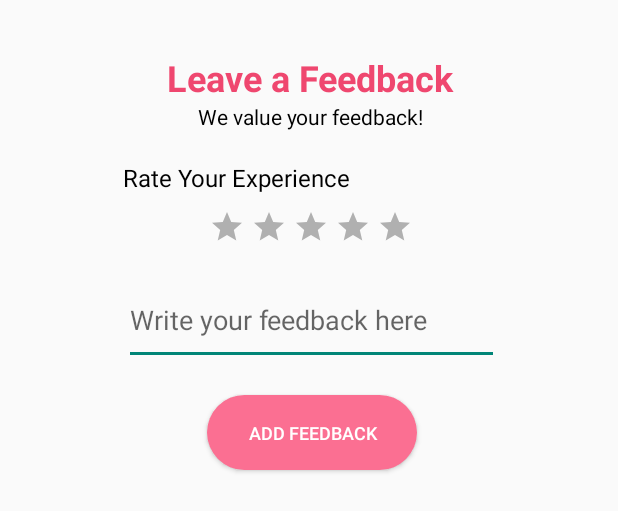
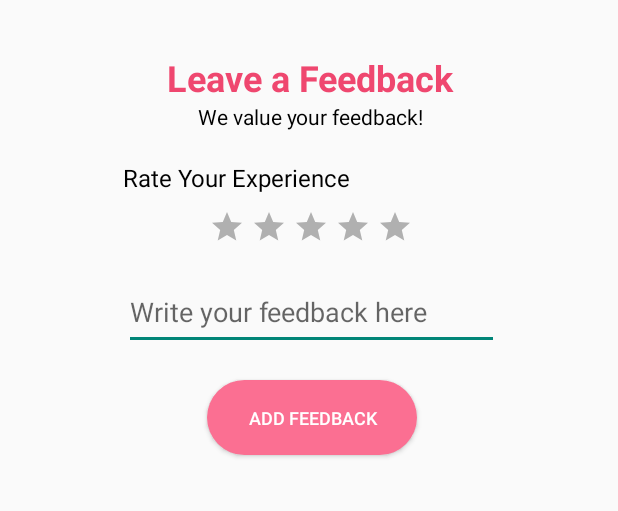
Before and after one commit to VanessaYngrid/BeautyStoreMobileApp, an Android app: the layout fragment_comments.xml on its own in the app's theme, with its tools: preview values and no code run, on a phone screen of 412 x 824 dp. Shown: the top 511 px of the screen. Run offline under Robolectric (Android 15) with nearby library versions, the light colour scheme and no system bars.

Commit message:
updated layout for comments and tips fragments

```diff
--- a/BeautyStoreApp/app/src/main/res/layout/fragment_beauty_tips.xml
+++ b/BeautyStoreApp/app/src/main/res/layout/fragment_beauty_tips.xml
@@ -50,7 +50,7 @@
     <EditText
         android:id="@+id/tip_comment_edit_text"
         android:layout_width="350dp"
-        android:layout_height="80dp"
+        android:layout_height="60dp"
         android:layout_marginTop="8dp"
         android:hint="@string/tip_comment_edit_text"
         android:inputType="textMultiLine"
--- a/BeautyStoreApp/app/src/main/res/layout/fragment_comments.xml
+++ b/BeautyStoreApp/app/src/main/res/layout/fragment_comments.xml
@@ -103,7 +103,7 @@
     <EditText
         android:id="@+id/feedback_edit_text"
         android:layout_width="250dp"
-        android:layout_height="60dp"
+        android:layout_height="50dp"
         android:layout_marginTop="20dp"
         android:hint="@string/feedback_edit_text"
         android:inputType="textMultiLine"
@@ -125,7 +125,7 @@
     <ScrollView
         android:id="@+id/reviewsScrollView"
         android:layout_width="350dp"
-        android:layout_height="220dp"
+        android:layout_height="200dp"
         android:layout_marginTop="20dp"
         app:layout_constraintEnd_toEndOf="@+id/add_feedback_button"
         app:layout_constraintStart_toStartOf="@+id/add_feedback_button"
--- a/BeautyStoreApp/app/src/main/res/layout/fragment_update_profile.xml
+++ b/BeautyStoreApp/app/src/main/res/layout/fragment_update_profile.xml
@@ -26,7 +26,6 @@
         android:id="@+id/update_instruction_text_view"
         android:layout_width="300dp"
         android:layout_height="30dp"
-        android:layout_marginTop="5dp"
         android:text="@string/update_instruction_text_view"
         android:textAlignment="center"
         app:layout_constraintEnd_toEndOf="@+id/update_profile_text_view"
@@ -52,7 +51,7 @@
         android:id="@+id/update_lname_edit_text"
         android:layout_width="300dp"
         android:layout_height="48dp"
-        android:layout_marginTop="25dp"
+        android:layout_marginTop="20dp"
         android:background="#EDEDE9"
         android:ems="10"
         android:hint="@string/update_lname_edit_text"
```
